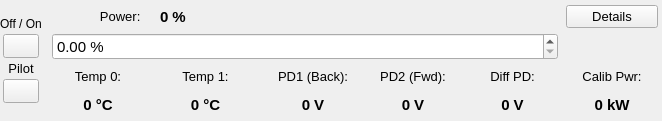
Above: amplifier_panel.ui from bulkanul/EVO_YFL_1064_GUI_coherent2 before the change. Below: the same form after it.
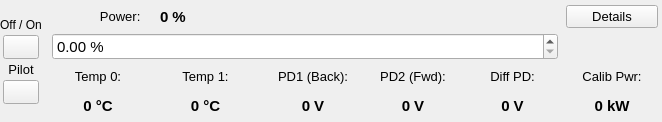
That is the form after the change. Icons and pictures are not drawn.

The edit to the form file:
```diff
--- a/amplifier_panel.ui
+++ b/amplifier_panel.ui
@@ -7,7 +7,7 @@
     <x>0</x>
     <y>0</y>
     <width>662</width>
-    <height>121</height>
+    <height>122</height>
    </rect>
   </property>
   <property name="sizePolicy">
```
Left out of the diff: 8 changed lines with no effect on the pictures. Lines whose indentation alone changed are shown as unchanged.
